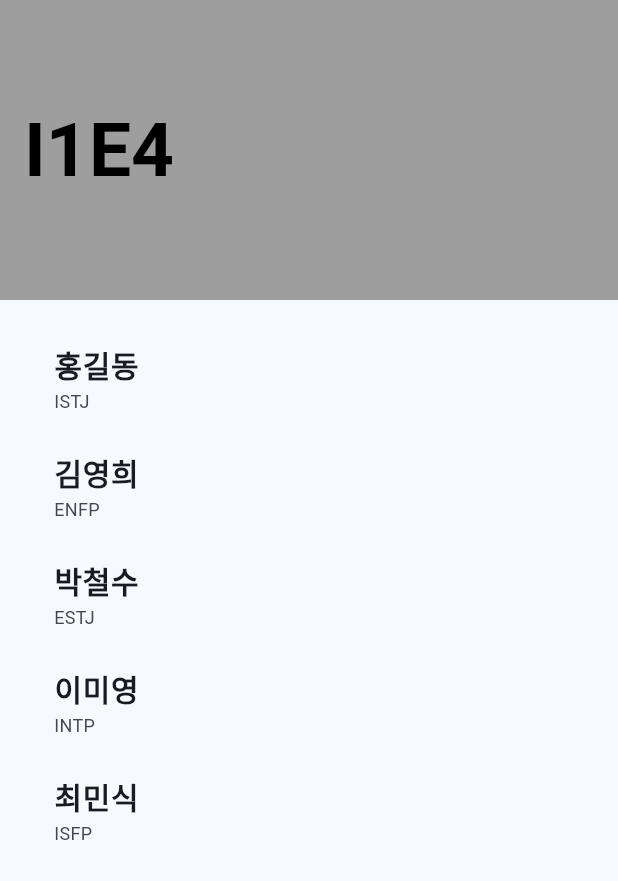
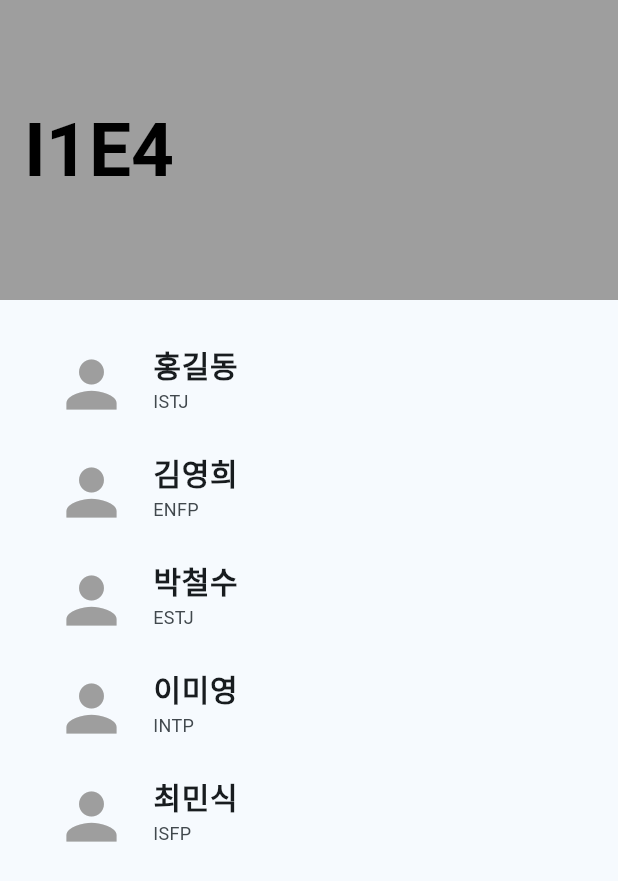
Before and after one commit to alexcho617/helloIOneEFour, a Flutter app: the screen it shows after launch, on a phone screen of 412 x 824 dp. Shown: the top 881 px of the screen. Run offline on Flutter 3.47's test engine with Material 2 defaults, Android fonts, the phone set to English and light mode, and no system bars.

Commit message:
스택으로 ListView애 사람모양 아이콘 추가

```diff
--- a/lib/pages/listPage.dart
+++ b/lib/pages/listPage.dart
@@ -20,6 +20,7 @@ class ListPage extends StatelessWidget {
             color: Colors.black,
           ),
         ),
+        // 서브타이틀로 "안녕하세요, 저희는 I가 한명, E가 네 명인 I1E4 입니다!를 넣으면 어떨지
         backgroundColor: Colors.grey,
         toolbarHeight: 200,
       ),
@@ -45,6 +46,16 @@ class ListPage extends StatelessWidget {
               ),
               subtitle:
                   Text(teamMembers[index].mbti, style: TextStyle(fontSize: 12)),
+              leading: Stack(
+                alignment: Alignment.bottomCenter,
+                children: [
+                  Icon(
+                    Icons.person,
+                    color: Colors.grey[500],
+                    size: 50,
+                  ),
+                ],
+              ),
             ),
           );
         },
```
